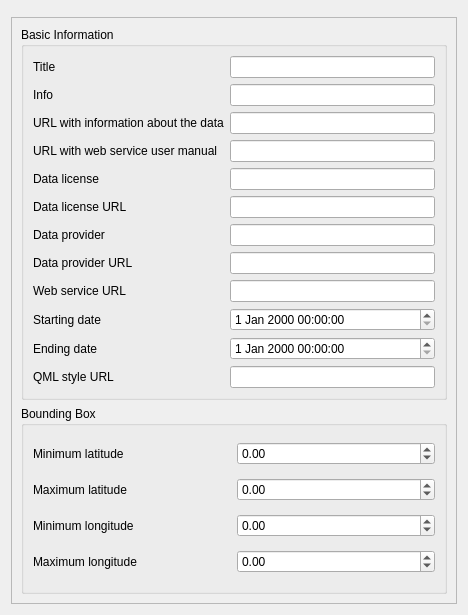
Old version of the form qquake/ui/service_configuration_widget_base.ui in the repository INGV/qquake.
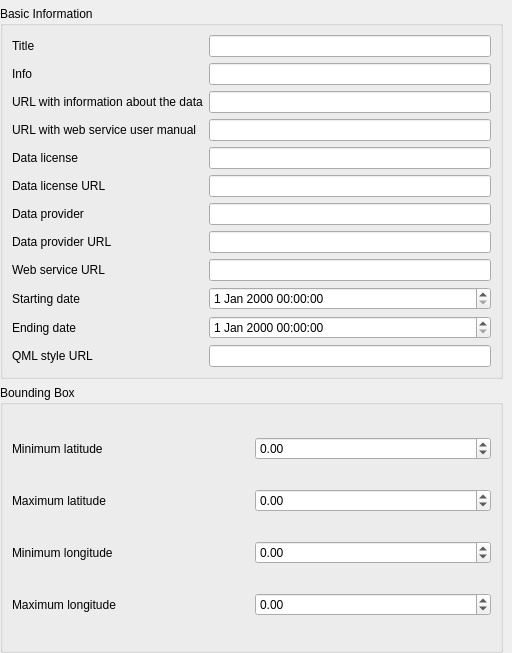
New version of the form. Custom widgets are drawn as their Qt base class.

What changed in the file:
```diff
--- a/qquake/ui/service_configuration_widget_base.ui
+++ b/qquake/ui/service_configuration_widget_base.ui
@@ -6,19 +6,34 @@
    <rect>
     <x>0</x>
     <y>0</y>
-    <width>468</width>
-    <height>615</height>
+    <width>512</width>
+    <height>653</height>
    </rect>
   </property>
   <property name="windowTitle">
    <string>Form</string>
   </property>
   <layout class="QGridLayout" name="gridLayout_4">
+   <property name="leftMargin">
+    <number>0</number>
+   </property>
+   <property name="topMargin">
+    <number>0</number>
+   </property>
+   <property name="rightMargin">
+    <number>0</number>
+   </property>
+   <property name="bottomMargin">
+    <number>0</number>
+   </property>
    <item row="0" column="0">
     <widget class="QgsMessageBar" name="message_bar" native="true"/>
    </item>
    <item row="1" column="0">
     <widget class="QScrollArea" name="scrollArea">
+     <property name="frameShape">
+      <enum>QFrame::NoFrame</enum>
+     </property>
      <property name="widgetResizable">
       <bool>true</bool>
      </property>
@@ -27,11 +42,20 @@
        <rect>
         <x>0</x>
         <y>0</y>
-        <width>448</width>
-        <height>579</height>
+        <width>512</width>
+        <height>637</height>
        </rect>
       </property>
       <layout class="QGridLayout" name="gridLayout">
+       <property name="leftMargin">
+        <number>0</number>
+       </property>
+       <property name="topMargin">
+        <number>0</number>
+       </property>
+       <property name="bottomMargin">
+        <number>0</number>
+       </property>
        <item row="1" column="0">
         <widget class="QGroupBox" name="groupBox_2">
          <property name="title">
```
